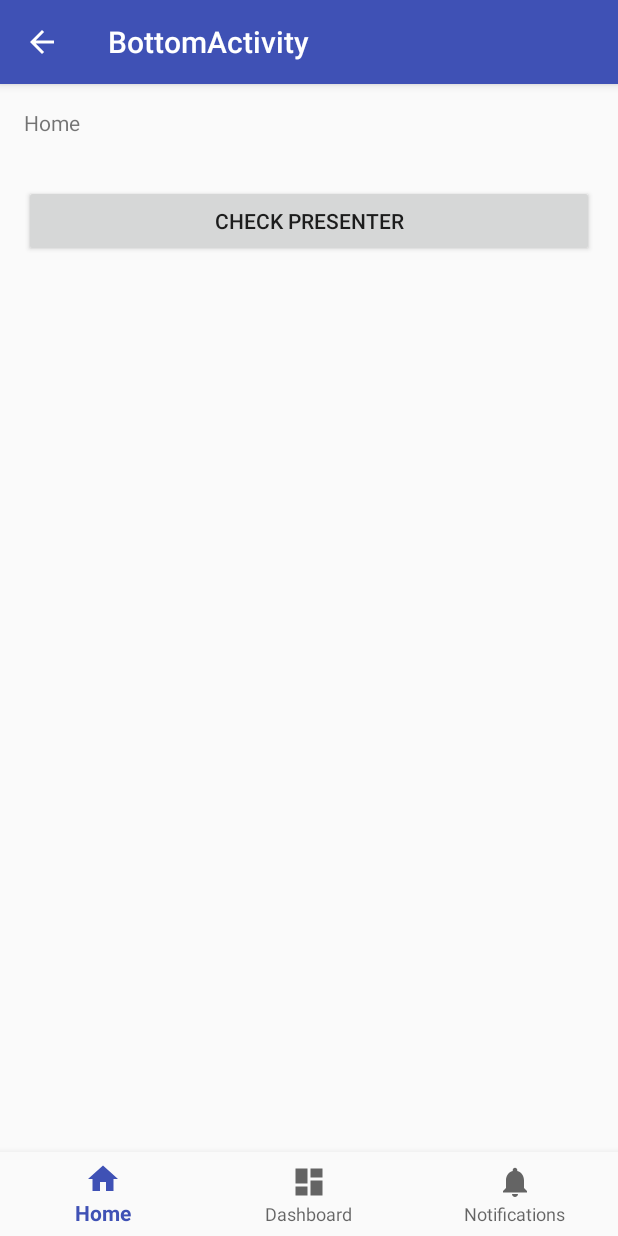
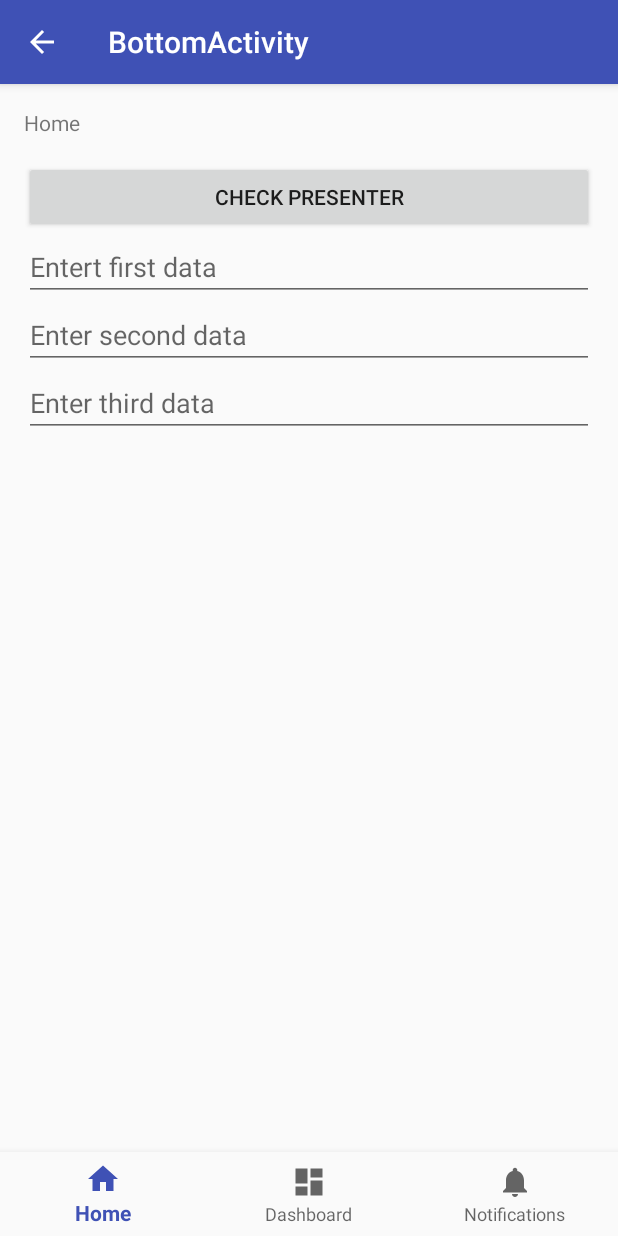
Before and after one commit to softartdev/Dagger2AndroidInjector, an Android app: the fragment HomeFragment placed in its activity, on a phone screen of 412 x 824 dp. Run offline under Robolectric (Android 15) with nearby library versions, the phone set to English and light mode, and no system bars; our stand-ins replace Dagger/Hilt's generated code.

Commit message:
retain HomeFragment

```diff
--- a/app/src/main/java/com/softartdev/android/dagger2simple/data/DataManager.java
+++ b/app/src/main/java/com/softartdev/android/dagger2simple/data/DataManager.java
@@ -17,6 +17,10 @@ public class DataManager {
     }
 
     public List<String> getDataSet() {
+        return mDataSet;
+    }
+
+    public List<String> getIncreaseDataSet() {
         String checked = mContext.getString(R.string.check_context);
         mDataSet.clear();
         for (int i = 0; i < checks; i++) {
--- a/app/src/main/java/com/softartdev/android/dagger2simple/ui/bottom/fragments/dashboard/DashboardFragment.java
+++ b/app/src/main/java/com/softartdev/android/dagger2simple/ui/bottom/fragments/dashboard/DashboardFragment.java
@@ -47,6 +47,8 @@ public class DashboardFragment extends Fragment implements DashboardView, View.O
         Button checkButton = (Button) view.findViewById(R.id.dashboard_button);
         checkButton.setOnClickListener(this);
 
+        mPresenter.current();
+
         return view;
     }
 
--- a/app/src/main/java/com/softartdev/android/dagger2simple/ui/bottom/fragments/home/HomeFragment.java
+++ b/app/src/main/java/com/softartdev/android/dagger2simple/ui/bottom/fragments/home/HomeFragment.java
@@ -8,6 +8,7 @@ import android.view.LayoutInflater;
 import android.view.View;
 import android.view.ViewGroup;
 import android.widget.Button;
+import android.widget.EditText;
 import android.widget.TextView;
 
 import com.softartdev.android.dagger2simple.R;
@@ -18,6 +19,9 @@ import dagger.android.support.AndroidSupportInjection;
 
 public class HomeFragment extends Fragment implements HomeView, View.OnClickListener {
     TextView homeTextView;
+    EditText firstEditText, secondEditText, thirdEditText;
+    public static final String SAVED_STRINGS = "saves_strings";
+    private String[] mData = new String[4];
 
     @Inject HomePresenter mPresenter;
 
@@ -27,6 +31,20 @@ public class HomeFragment extends Fragment implements HomeView, View.OnClickList
         super.onAttach(context);
     }
 
+    @Override
+    public void onCreate(@Nullable Bundle savedInstanceState) {
+        super.onCreate(savedInstanceState);
+        setRetainInstance(true);
+    }
+
+    public String[] getData() {
+        return mData;
+    }
+
+    public void setData(String[] data) {
+        mData = data;
+    }
+
     @Nullable
     @Override
     public View onCreateView(LayoutInflater inflater, @Nullable ViewGroup container, @Nullable Bundle savedInstanceState) {
@@ -34,12 +52,29 @@ public class HomeFragment extends Fragment implements HomeView, View.OnClickList
         homeTextView = (TextView) view.findViewById(R.id.home_text_view);
         Button homeButton = (Button) view.findViewById(R.id.home_button);
         homeButton.setOnClickListener(this);
+        firstEditText = (EditText) view.findViewById(R.id.home_first_edit_text);
+        secondEditText = (EditText) view.findViewById(R.id.home_second_edit_text);
+        thirdEditText = (EditText) view.findViewById(R.id.home_third_edit_text);
+
+        if (savedInstanceState != null) {
+            mData = savedInstanceState.getStringArray(SAVED_STRINGS);
+            if (mData != null) {
+                homeTextView.setText(mData[0]);
+                firstEditText.setText(mData[1]);
+                secondEditText.setText(mData[2]);
+                thirdEditText.setText(mData[3]);
+            }
+        }
+
         return view;
     }
 
     @Override
-    public void onCheck(String checked) {
+    public void onCheck(String checked, String firstData, String secondData, String thirdData) {
         homeTextView.setText(checked);
+        firstEditText.setText(firstData);
+        secondEditText.setText(secondData);
+        thirdEditText.setText(thirdData);
     }
 
     @Override
@@ -50,4 +85,14 @@ public class HomeFragment extends Fragment implements HomeView, View.OnClickList
                 break;
         }
     }
+
+    @Override
+    public void onSaveInstanceState(Bundle outState) {
+        super.onSaveInstanceState(outState);
+        mData[0] = homeTextView.getText().toString();
+        mData[1] = firstEditText.getText().toString();
+        mData[2] = secondEditText.getText().toString();
+        mData[3] = thirdEditText.getText().toString();
+        outState.putStringArray(SAVED_STRINGS, mData);
+    }
 }
--- a/app/src/main/java/com/softartdev/android/dagger2simple/ui/bottom/fragments/home/HomeView.java
+++ b/app/src/main/java/com/softartdev/android/dagger2simple/ui/bottom/fragments/home/HomeView.java
@@ -1,5 +1,5 @@
 package com.softartdev.android.dagger2simple.ui.bottom.fragments.home;
 
 public interface HomeView {
-    void onCheck(String checked);
+    void onCheck(String checked, String firstData, String secondData, String thirdData);
 }
--- a/app/src/main/res/layout/fragment_home.xml
+++ b/app/src/main/res/layout/fragment_home.xml
@@ -20,7 +20,42 @@
         android:layout_height="wrap_content"
         android:layout_marginLeft="@dimen/activity_horizontal_margin"
         android:layout_marginRight="@dimen/activity_horizontal_margin"
-        android:layout_marginTop="@dimen/activity_vertical_margin"
         android:text="@string/check_presenter"/>
 
+    <EditText
+        android:id="@+id/home_first_edit_text"
+        android:layout_width="match_parent"
+        android:layout_height="wrap_content"
+        android:layout_marginLeft="@dimen/activity_horizontal_margin"
+        android:layout_marginRight="@dimen/activity_horizontal_margin"
+        android:ems="10"
+        android:hint="@string/enter_first_data"
+        android:inputType="textPersonName"
+        android:selectAllOnFocus="true"
+        android:maxLines="1" />
+
+    <EditText
+        android:id="@+id/home_second_edit_text"
+        android:layout_width="match_parent"
+        android:layout_height="wrap_content"
+        android:layout_marginLeft="@dimen/activity_horizontal_margin"
+        android:layout_marginRight="@dimen/activity_horizontal_margin"
+        android:ems="10"
+        android:hint="@string/enter_second_data"
+        android:inputType="textPersonName"
+        android:selectAllOnFocus="true"
+        android:maxLines="1"/>
+
+    <EditText
+        android:id="@+id/home_third_edit_text"
+        android:layout_width="match_parent"
+        android:layout_height="wrap_content"
+        android:layout_marginLeft="@dimen/activity_horizontal_margin"
+        android:layout_marginRight="@dimen/activity_horizontal_margin"
+        android:ems="10"
+        android:hint="@string/enter_third_data"
+        android:inputType="textPersonName"
+        android:selectAllOnFocus="true"
+        android:maxLines="1"/>
+
 </LinearLayout>
--- a/app/src/main/res/values/strings.xml
+++ b/app/src/main/res/values/strings.xml
@@ -10,4 +10,7 @@
     <string name="title_notifications">Notifications</string>
     <string name="bottom">Bottom</string>
     <string name="check_presenter">Check presenter</string>
+    <string name="enter_first_data">Entert first data</string>
+    <string name="enter_second_data">Enter second data</string>
+    <string name="enter_third_data">Enter third data</string>
 </resources>
```
Also changed, not shown: app/src/main/java/com/softartdev/android/dagger2simple/ui/bottom/fragments/dashboard/DashboardPresenter.java (+6 -2 lines), app/src/main/java/com/softartdev/android/dagger2simple/ui/bottom/fragments/home/HomePresenter.java (+7 -1 lines).
